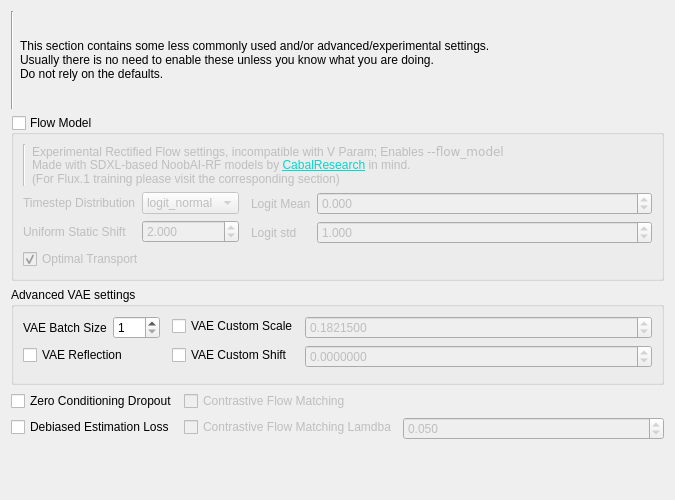
This is ui_files/ExperimentalArgsUI.ui in 67372a/LoRA_Easy_Training_Scripts as Qt 5 draws it before an edit. The edited form follows.
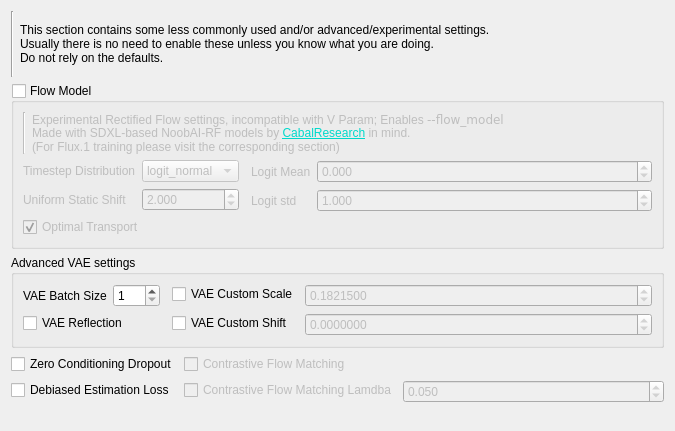
This is the edited form. Custom widgets are drawn as their Qt base class.

Commit message: feat(ExperimentalArgsUI): first set of tooltips Flow model stuff, misc settings only vae stuff missing need to change spans to code tags

What changed in the file:
```diff
--- a/ui_files/ExperimentalArgsUI.ui
+++ b/ui_files/ExperimentalArgsUI.ui
@@ -7,7 +7,7 @@
     <x>0</x>
     <y>0</y>
     <width>675</width>
-    <height>500</height>
+    <height>431</height>
    </rect>
   </property>
   <property name="windowTitle">
```
Left out of the diff: 41 changed lines with no effect on the pictures. The commit also changes 1 other file.
